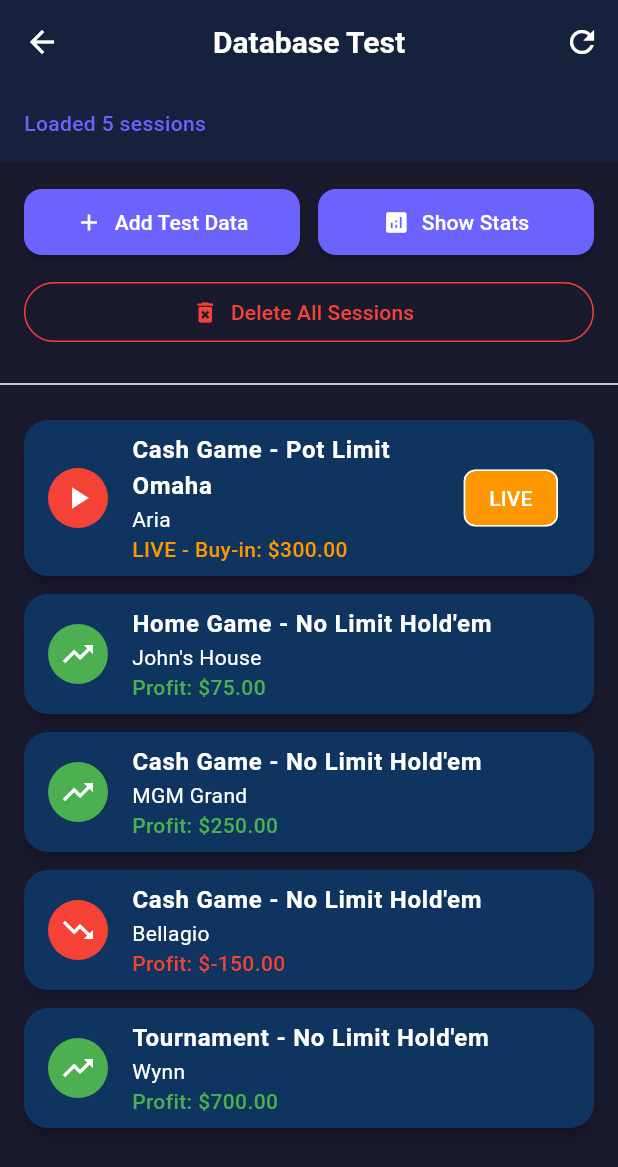
After one commit to dbikowicz/PokerTracker, a Flutter app: the DatabaseTestScreen screen opened directly, after a tap on "Add Test Data", on a phone screen of 412 x 824 dp. The commit adds this screen. Shown: the top 1167 px of the screen. Run offline on Flutter 3.47's test engine with Material 3 defaults, Android fonts, the light colour scheme and no system bars; our stand-ins replace sqflite, sqflite_common_ffi; accounts and stored records are empty.

Commit message:
added test sessions to test database

```diff
--- a/lib/main.dart
+++ b/lib/main.dart
@@ -1,8 +1,18 @@
 import 'package:flutter/material.dart';
+import 'package:sqflite_common_ffi/sqflite_ffi.dart';
+import 'dart:io';
 import 'core/theme/app_theme.dart';
 import 'screens/home_screen.dart';
 
-void main() {
+void main() async {
+  WidgetsFlutterBinding.ensureInitialized();
+
+  // Initialize FFI for desktop platforms
+  if (Platform.isWindows || Platform.isLinux || Platform.isMacOS) {
+    sqfliteFfiInit();
+    databaseFactory = databaseFactoryFfi;
+  }
+
   runApp(const PokerTrackerApp());
 }
 
--- a/lib/screens/dashboard_screen.dart
+++ b/lib/screens/dashboard_screen.dart
@@ -1,5 +1,6 @@
 import 'package:flutter/material.dart';
 import 'account_screen.dart';
+import '../services/database_test_screen.dart';
 
 class DashboardScreen extends StatelessWidget {
   const DashboardScreen({super.key});
@@ -28,6 +29,18 @@ class DashboardScreen extends StatelessWidget {
             ),
           ),
         ),
+        actions: [
+          IconButton(
+            icon: const Icon(Icons.bug_report),
+            onPressed: () {
+              Navigator.push(
+                context,
+                MaterialPageRoute(builder: (context) => const DatabaseTestScreen()),
+              );
+            },
+            tooltip: 'Test Database',
+          ),
+        ],
       ),
       body: Padding(
         padding: const EdgeInsets.all(16.0),
--- /dev/null
+++ b/lib/services/database_test_screen.dart
@@ -0,0 +1,403 @@
+import 'package:flutter/material.dart';
+import '../models/session.dart';
+import '../services/database_service.dart';
+
+class DatabaseTestScreen extends StatefulWidget {
+  const DatabaseTestScreen({super.key});
+
+  @override
+  State<DatabaseTestScreen> createState() => _DatabaseTestScreenState();
+}
+
+class _DatabaseTestScreenState extends State<DatabaseTestScreen> {
+  final DatabaseService _db = DatabaseService.instance;
+  List<Session> _sessions = [];
+  bool _isLoading = false;
+  String _statusMessage = '';
+
+  @override
+  void initState() {
+    super.initState();
+    _loadSessions();
+  }
+
+  Future<void> _loadSessions() async {
+    setState(() {
+      _isLoading = true;
+      _statusMessage = 'Loading sessions...';
+    });
+
+    try {
+      final sessions = await _db.getAllSessions();
+      setState(() {
+        _sessions = sessions;
+        _statusMessage = 'Loaded ${sessions.length} sessions';
+        _isLoading = false;
+      });
+    } catch (e) {
+      setState(() {
+        _statusMessage = 'Error loading sessions: $e';
+        _isLoading = false;
+      });
+    }
+  }
+
+  Future<void> _addTestSessions() async {
+    setState(() {
+      _isLoading = true;
+      _statusMessage = 'Adding test sessions...';
+    });
+
+    try {
+      // Test Session 1: Completed Cash Game (Win)
+      final session1 = Session.createCompleted(
+        gameType: 'Cash Game',
+        gameVariant: 'No Limit Hold\'em',
+        location: 'MGM Grand',
+        buyIn: 200.0,
+        cashOut: 450.0,
+        startTime: DateTime.now().subtract(const Duration(days: 2, hours: 3)),
+        endTime: DateTime.now().subtract(const Duration(days: 2)),
+        stakes: '1/2',
+        notes: 'Great table! Very loose players.',
+        tags: ['loose', 'profitable'],
+      );
+      await _db.createSession(session1);
+
+      // Test Session 2: Completed Cash Game (Loss)
+      final session2 = Session.createCompleted(
+        gameType: 'Cash Game',
+        gameVariant: 'No Limit Hold\'em',
+        location: 'Bellagio',
+        buyIn: 500.0,
+        cashOut: 350.0,
+        startTime: DateTime.now().subtract(const Duration(days: 5, hours: 4)),
+        endTime: DateTime.now().subtract(const Duration(days: 5, hours: 1)),
+        stakes: '2/5',
+        notes: 'Tough table, ran bad.',
+        tags: ['tough', 'bad-beats'],
+      );
+      await _db.createSession(session2);
+
+      // Test Session 3: Live Session
+      final session3 = Session.createLive(
+        gameType: 'Cash Game',
+        gameVariant: 'Pot Limit Omaha',
+        location: 'Aria',
+        buyIn: 300.0,
+        stakes: '1/3',
+        notes: 'Currently playing...',
+        tags: ['live'],
+      );
+      await _db.createSession(session3);
+
+      // Test Session 4: Completed Tournament
+      final session4 = Session.createCompleted(
+        gameType: 'Tournament',
+        gameVariant: 'No Limit Hold\'em',
+        location: 'Wynn',
+        buyIn: 150.0,
+        cashOut: 850.0,
+        startTime: DateTime.now().subtract(const Duration(days: 7, hours: 6)),
+        endTime: DateTime.now().subtract(const Duration(days: 7)),
+        tournamentBuyIn: 150,
+        tournamentPosition: 3,
+        totalPlayers: 120,
+        notes: 'Finished 3rd place!',
+        tags: ['tournament', 'deep-run'],
+      );
+      await _db.createSession(session4);
+
+      // Test Session 5: Home Game
+      final session5 = Session.createCompleted(
+        gameType: 'Home Game',
+        gameVariant: 'No Limit Hold\'em',
+        location: 'John\'s House',
+        buyIn: 50.0,
+        cashOut: 125.0,
+        startTime: DateTime.now().subtract(const Duration(days: 1, hours: 5)),
+        endTime: DateTime.now().subtract(const Duration(days: 1, hours: 1)),
+        stakes: '0.25/0.50',
+        notes: 'Fun night with friends.',
+        tags: ['home-game', 'social'],
+      );
+      await _db.createSession(session5);
+
+      setState(() {
+        _statusMessage = 'Added 5 test sessions successfully!';
+      });
+
+      await _loadSessions();
+    } catch (e) {
+      setState(() {
+        _statusMessage = 'Error adding test sessions: $e';
+        _isLoading = false;
+      });
+    }
+  }
+
+  Future<void> _showStatistics() async {
+    setState(() {
+      _isLoading = true;
+      _statusMessage = 'Calculating statistics...';
+    });
+
+    try {
+      final totalProfit = await _db.getTotalProfit();
+      final totalSessions = await _db.getTotalSessionCount();
+      final completedSessions = await _db.getCompletedSessionCount();
+      final winRate = await _db.getWinRate();
+      final avgProfit = await _db.getAverageProfitPerSession();
+      final totalHours = await _db.getTotalHoursPlayed();
+      final hourlyRate = await _db.getOverallHourlyRate();
+
+      if (!mounted) return;
+
+      showDialog(
+        context: context,
+        builder: (context) => AlertDialog(
+          title: const Text('Statistics'),
+          content: SingleChildScrollView(
+            child: Column(
+              crossAxisAlignment: CrossAxisAlignment.start,
+              mainAxisSize: MainAxisSize.min,
+              children: [
+                Text('Total Sessions: $totalSessions'),
+                Text('Completed Sessions: $completedSessions'),
+                const SizedBox(height: 8),
+                Text('Total Profit: \$${totalProfit.toStringAsFixed(2)}'),
+                Text('Average Profit: \$${avgProfit.toStringAsFixed(2)}'),
+                Text('Win Rate: ${winRate.toStringAsFixed(1)}%'),
+                const SizedBox(height: 8),
+                Text('Total Hours: ${totalHours.toStringAsFixed(1)}h'),
+                Text('Hourly Rate: \$${hourlyRate.toStringAsFixed(2)}/hr'),
+              ],
+            ),
+          ),
+          actions: [
+            TextButton(
+              onPressed: () => Navigator.pop(context),
+              child: const Text('Close'),
+            ),
+          ],
+        ),
+      );
+
+      setState(() {
+        _statusMessage = 'Statistics calculated';
+        _isLoading = false;
+      });
+    } catch (e) {
+      setState(() {
+        _statusMessage = 'Error calculating statistics: $e';
+        _isLoading = false;
+      });
+    }
+  }
+
+  Future<void> _deleteAllSessions() async {
+    final confirmed = await showDialog<bool>(
+      context: context,
+      builder: (context) => AlertDialog(
+        title: const Text('Delete All Sessions?'),
+        content: const Text('This will permanently delete all sessions. This action cannot be undone.'),
+        actions: [
+          TextButton(
+            onPressed: () => Navigator.pop(context, false),
+            child: const Text('Cancel'),
+          ),
+          TextButton(
+            onPressed: () => Navigator.pop(context, true),
+            style: TextButton.styleFrom(foregroundColor: Colors.red),
+            child: const Text('Delete All'),
+          ),
+        ],
+      ),
+    );
+
+    if (confirmed == true) {
+      setState(() {
+        _isLoading = true;
+        _statusMessage = 'Deleting all sessions...';
+      });
+
+      try {
+        await _db.deleteAllSessions();
+        setState(() {
+          _statusMessage = 'All sessions deleted';
+        });
+        await _loadSessions();
+      } catch (e) {
+        setState(() {
+          _statusMessage = 'Error deleting sessions: $e';
+          _isLoading = false;
+        });
+      }
+    }
+  }
+
+  @override
+  Widget build(BuildContext context) {
+    return Scaffold(
+      appBar: AppBar(
+        title: const Text('Database Test'),
+        actions: [
+          IconButton(
+            icon: const Icon(Icons.refresh),
+            onPressed: _loadSessions,
+            tooltip: 'Refresh',
+          ),
+        ],
+      ),
+      body: Column(
+        children: [
+          // Status Message
+          Container(
+            width: double.infinity,
+            padding: const EdgeInsets.all(16),
+            color: Theme.of(context).colorScheme.surface,
+            child: Text(
+              _statusMessage,
+              style: TextStyle(
+                color: Theme.of(context).colorScheme.primary,
+                fontWeight: FontWeight.w500,
+              ),
+            ),
+          ),
+
+          // Action Buttons
+          Padding(
+            padding: const EdgeInsets.all(16),
+            child: Column(
+              children: [
+                Row(
+                  children: [
+                    Expanded(
+                      child: ElevatedButton.icon(
+                        onPressed: _isLoading ? null : _addTestSessions,
+                        icon: const Icon(Icons.add),
+                        label: const Text('Add Test Data'),
+                      ),
+                    ),
+                    const SizedBox(width: 12),
+                    Expanded(
+                      child: ElevatedButton.icon(
+                        onPressed: _isLoading ? null : _showStatistics,
+                        icon: const Icon(Icons.analytics),
+                        label: const Text('Show Stats'),
+                      ),
+                    ),
+                  ],
+                ),
+                const SizedBox(height: 12),
+                SizedBox(
+                  width: double.infinity,
+                  child: OutlinedButton.icon(
+                    onPressed: _isLoading ? null : _deleteAllSessions,
+                    icon: const Icon(Icons.delete_forever),
+                    label: const Text('Delete All Sessions'),
+                    style: OutlinedButton.styleFrom(
+                      foregroundColor: Colors.red,
+                      side: const BorderSide(color: Colors.red),
+                    ),
+                  ),
+                ),
+              ],
+            ),
+          ),
+
+          const Divider(),
+
+          // Sessions List
+          Expanded(
+            child: _isLoading
+                ? const Center(child: CircularProgressIndicator())
+                : _sessions.isEmpty
+                    ? Center(
+                        child: Column(
+                          mainAxisAlignment: MainAxisAlignment.center,
+                          children: [
+                            Icon(
+                              Icons.inbox_outlined,
+                              size: 64,
+                              color: Colors.grey[600],
+                            ),
+                            const SizedBox(height: 16),
+                            Text(
+                              'No sessions in database',
+                              style: TextStyle(
+                                color: Colors.grey[600],
+                                fontSize: 16,
+                              ),
+                            ),
+                            const SizedBox(height: 8),
+                            const Text(
+                              'Tap "Add Test Data" to create test sessions',
+                              style: TextStyle(
+                                color: Colors.grey,
+                                fontSize: 14,
+                              ),
+                            ),
+                          ],
+                        ),
+                      )
+                    : ListView.builder(
+                        padding: const EdgeInsets.all(16),
+                        itemCount: _sessions.length,
+                        itemBuilder: (context, index) {
+                          final session = _sessions[index];
+                          return Card(
+                            margin: const EdgeInsets.only(bottom: 12),
+                            child: ListTile(
+                              leading: CircleAvatar(
+                                backgroundColor: session.profit >= 0
+                                    ? Colors.green
+                                    : Colors.red,
+                                child: Icon(
+                                  session.isLive
+                                      ? Icons.play_arrow
+                                      : session.profit >= 0
+                                          ? Icons.trending_up
+                                          : Icons.trending_down,
+                                  color: Colors.white,
+                                ),
+                              ),
+                              title: Text(
+                                '${session.gameType} - ${session.gameVariant}',
+                                style: const TextStyle(fontWeight: FontWeight.w600),
+                              ),
+                              subtitle: Column(
+                                crossAxisAlignment: CrossAxisAlignment.start,
+                                children: [
+                                  Text(session.location),
+                                  Text(
+                                    session.isLive
+                                        ? 'LIVE - Buy-in: \$${session.buyIn.toStringAsFixed(2)}'
+                                        : 'Profit: \$${session.profit.toStringAsFixed(2)}',
+                                    style: TextStyle(
+                                      color: session.isLive
+                                          ? Colors.orange
+                                          : session.profit >= 0
+                                              ? Colors.green
+                                              : Colors.red,
+                                      fontWeight: FontWeight.w500,
+                                    ),
+                                  ),
+                                ],
+                              ),
+                              trailing: session.isLive
+                                  ? const Chip(
+                                      label: Text('LIVE'),
+                                      backgroundColor: Colors.orange,
+                                    )
+                                  : null,
+                            ),
+                          );
+                        },
+                      ),
+          ),
+        ],
+      ),
+    );
+  }
+}
--- a/pubspec.yaml
+++ b/pubspec.yaml
@@ -18,7 +18,9 @@ dependencies:
 
   # Local Database
   sqflite: ^2.3.0
+  sqflite_common_ffi: ^2.3.0+1
   path_provider: ^2.1.1
+  path: ^1.9.0
 
   # UI & Charts
   fl_chart: ^0.68.0
```
Also changed, not shown: pubspec.lock.
